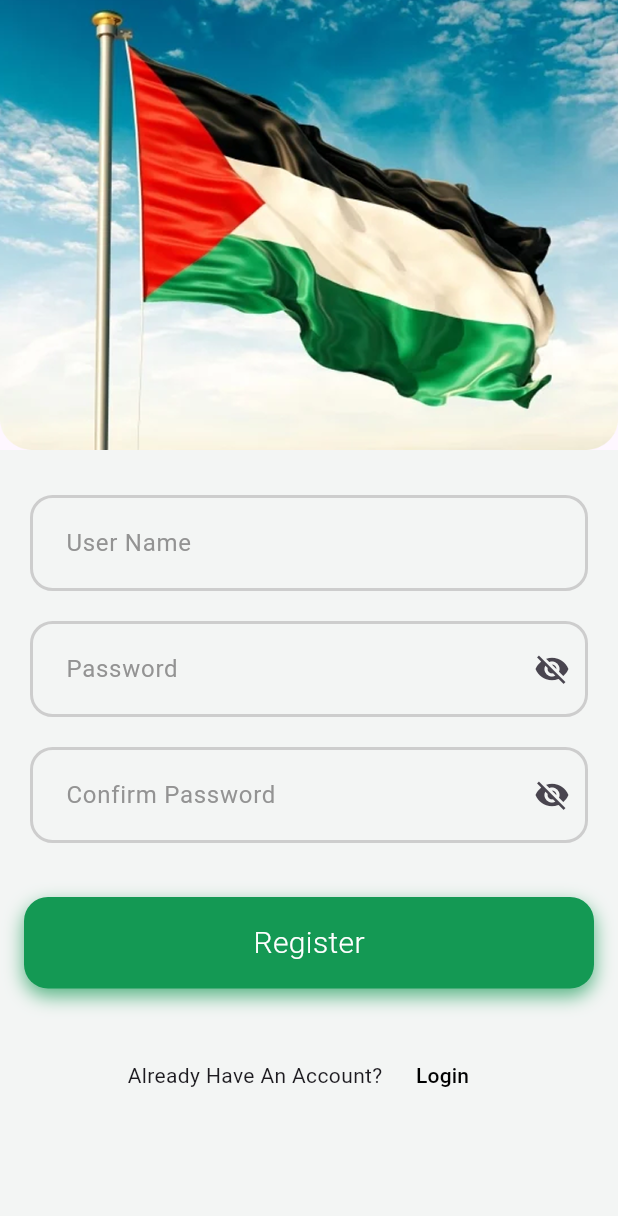
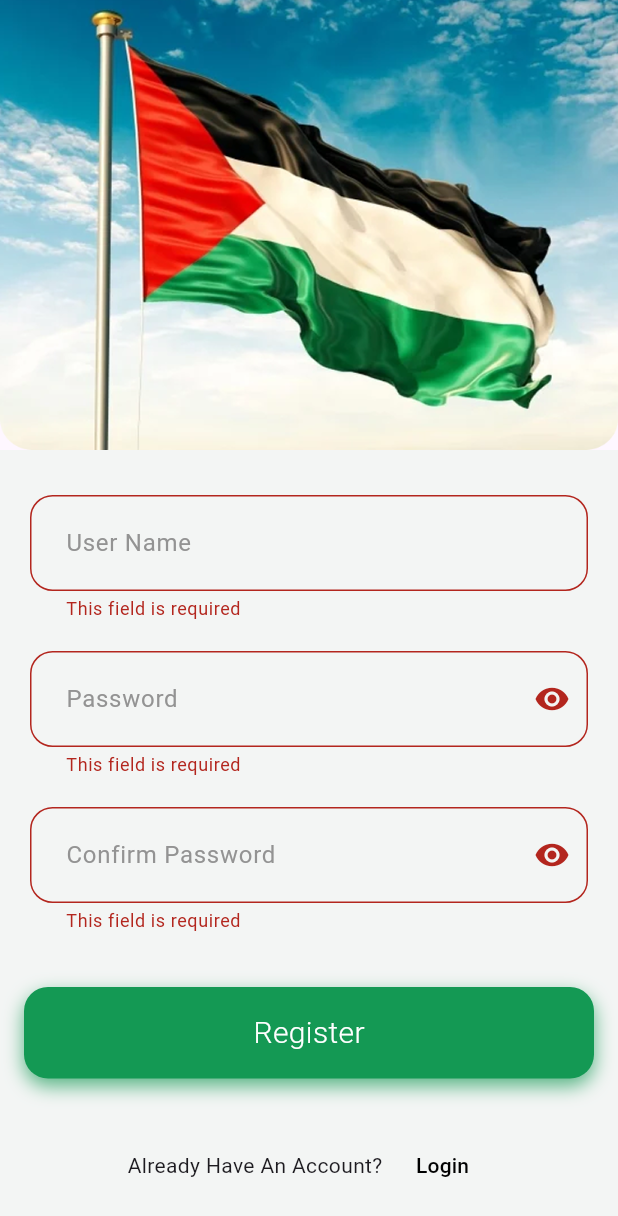
Before and after one commit to mhaz10/Todo_Nti, a Flutter app: the RegisterView screen opened by its route, after a tap on "Register", on a phone screen of 412 x 824 dp. Shown: the top 1216 px of the screen. Run offline on Flutter 3.47's test engine with Material 3 defaults, Android fonts, the phone set to English and light mode, and no system bars; our stand-ins replace go_router.

Commit message:
add validate to login and register views

```diff
--- a/lib/features/auth/presentation/views/widgets/custom_text_form_field.dart
+++ b/lib/features/auth/presentation/views/widgets/custom_text_form_field.dart
@@ -18,7 +18,17 @@ class _CustomTextFormFieldState extends State<CustomTextFormField> {
     return Padding(
       padding: const EdgeInsets.symmetric(horizontal: 20),
       child: TextFormField(
+        autovalidateMode: AutovalidateMode.onUserInteraction,
         obscureText: isObscure,
+        validator: (value) {
+          if (value == null || value.isEmpty) {
+            return "This field is required";
+          }
+          if (widget.isPassword && value.length < 6) {
+            return 'Password must be at least 6 characters';
+          }
+          return null;
+        },
         cursorColor: Color(0xFFCDCDCD),
         decoration: InputDecoration(
           hintText: widget.hintText,
@@ -26,12 +36,19 @@ class _CustomTextFormFieldState extends State<CustomTextFormField> {
             setState(() {
               isObscure = !isObscure;
             });
-          }, icon: isObscure ? Icon(Icons.visibility) : Icon(Icons.visibility_off)) : null,
+          }, icon: isObscure ? Icon(Icons.visibility_off) : Icon(Icons.visibility) ) : null,
           hintStyle: const TextStyle(
             color: Color(0xFF939393),
             fontSize: 16,
           ),
           contentPadding: const EdgeInsets.all(20),
+          border: OutlineInputBorder(
+            borderRadius: BorderRadius.circular(15.0),
+            borderSide: const BorderSide(
+              color: Color(0xFFCDCDCD),
+              width: 2.0,
+            ),
+          ),
           enabledBorder: OutlineInputBorder(
             borderRadius: BorderRadius.circular(15.0),
             borderSide: const BorderSide(
--- a/lib/features/auth/presentation/views/widgets/register_view_body.dart
+++ b/lib/features/auth/presentation/views/widgets/register_view_body.dart
@@ -4,25 +4,38 @@ import 'package:go_router/go_router.dart';
 import '../../../../../core/widgets/custom_button.dart';
 import 'custom_text_form_field.dart';
 
-class RegisterViewBody extends StatelessWidget {
+class RegisterViewBody extends StatefulWidget {
   const RegisterViewBody({super.key});
+
+  @override
+  State<RegisterViewBody> createState() => _RegisterViewBodyState();
+}
+
+class _RegisterViewBodyState extends State<RegisterViewBody> {
+  final GlobalKey<FormState> formKey = GlobalKey<FormState>();
 
   @override
   Widget build(BuildContext context) {
     return Padding(
       padding: const EdgeInsets.only(top: 30),
+      child: Form(
+        key: formKey,
         child: SingleChildScrollView(
           child: Column(
             children: [
-            CustomTextFormField(hintText: 'User Name',),
+              CustomTextFormField(hintText: 'User Name'),
               const SizedBox(height: 20,),
               CustomTextFormField(hintText: 'Password', isPassword: true,),
               const SizedBox(height: 20,),
               CustomTextFormField(hintText: 'Confirm Password', isPassword: true,),
               const SizedBox(height: 16,),
-            CustomButton(text: 'Register', color: Color(0xFF149954),
+              CustomButton(
+                text: 'Register',
+                color: Color(0xFF149954),
                 onTap: () {
-
+                  if (formKey.currentState!.validate()) {
+                    //GoRouter.of(context).push(AppRouter.kHomeView);
+                  }
                 },),
               const SizedBox(height: 14,),
               Row(
@@ -42,6 +55,7 @@ class RegisterViewBody extends StatelessWidget {
             ],
           ),
         ),
+      ),
     );
   }
 }
--- a/lib/features/onboarding/presentation/views/widgets/onboarding_view_body.dart
+++ b/lib/features/onboarding/presentation/views/widgets/onboarding_view_body.dart
@@ -14,7 +14,7 @@ class OnboardingViewBody extends StatelessWidget {
       mainAxisAlignment: MainAxisAlignment.center,
       crossAxisAlignment: CrossAxisAlignment.stretch,
       children: [
-        Image.asset(kOnBoardingLogo, width: 300, height: 342,),
+        Image.asset(kOnBoardingLogo, width: 300, height: 330,),
         const SizedBox(height: 20),
         const Center(
           child: Text(
```
Also changed, not shown: lib/features/auth/presentation/views/widgets/login_view_body.dart (+15 -3 lines). Lines whose indentation alone changed are shown as unchanged.
